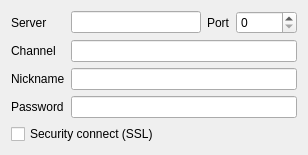
This is src/plugins/azoth/plugins/acetamide/ircjoingroupchat.ui in 0xd34df00d/leechcraft as Qt 5 draws it before an edit. The edited form follows.
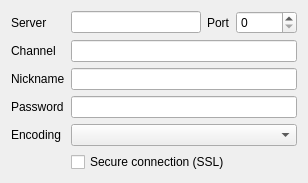
This is the edited form.

Commit message: Azoth Acetamide: add combobox with encodings for MUCs

What changed in the file:
```diff
--- a/src/plugins/azoth/plugins/acetamide/ircjoingroupchat.ui
+++ b/src/plugins/azoth/plugins/acetamide/ircjoingroupchat.ui
@@ -7,7 +7,7 @@
     <x>0</x>
     <y>0</y>
     <width>308</width>
-    <height>151</height>
+    <height>176</height>
    </rect>
   </property>
   <property name="windowTitle">
@@ -55,13 +55,6 @@
      </property>
     </widget>
    </item>
-   <item row="4" column="0" colspan="2">
-    <widget class="QCheckBox" name="SSL_">
-     <property name="text">
-      <string>Security connect (SSL)</string>
-     </property>
-    </widget>
-   </item>
    <item row="0" column="3">
     <widget class="QSpinBox" name="Port_">
      <property name="maximum">
@@ -79,6 +72,23 @@
    <item row="2" column="1" colspan="3">
     <widget class="QLineEdit" name="Nickname_"/>
    </item>
+   <item row="4" column="1" colspan="3">
+    <widget class="QComboBox" name="Encoding_"/>
+   </item>
+   <item row="4" column="0">
+    <widget class="QLabel" name="label_6">
+     <property name="text">
+      <string>Encoding</string>
+     </property>
+    </widget>
+   </item>
+   <item row="5" column="1" colspan="3">
+    <widget class="QCheckBox" name="SSL_">
+     <property name="text">
+      <string>Secure connection (SSL)</string>
+     </property>
+    </widget>
+   </item>
   </layout>
  </widget>
  <resources/>
```
The commit also changes 1 other file.
